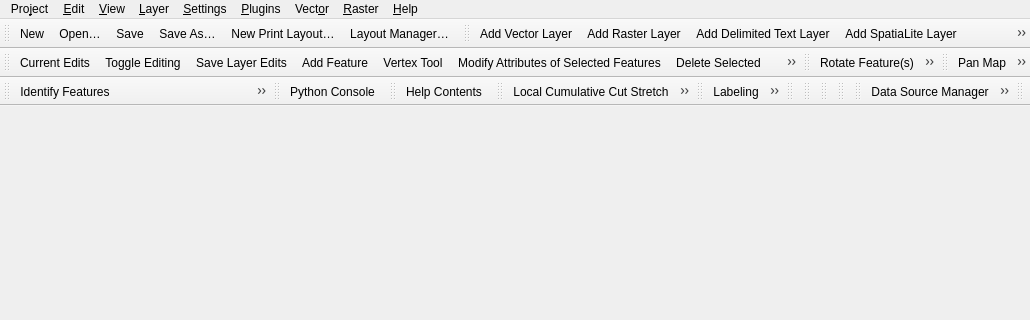
This is src/ui/qgisapp.ui in qgis/QGIS as Qt 5 draws it before an edit; both pictures show x 0 to 1030 and y 0 to 320 of the 1030 by 506 pixel window. The edited form follows.
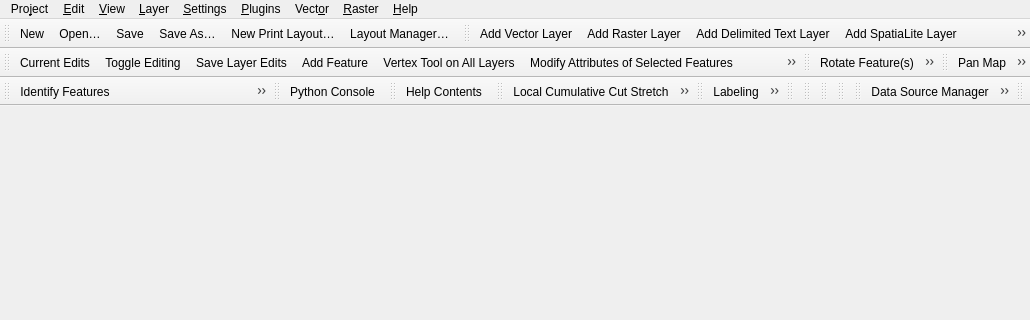
This is the edited form. Icons and pictures are not drawn.

Commit message: Add a dropdown menu for vertex tool and active layer option

```diff
--- a/src/ui/qgisapp.ui
+++ b/src/ui/qgisapp.ui
@@ -1017,7 +1017,10 @@
      <normaloff>:/images/themes/default/mActionVertexTool.svg</normaloff>:/images/themes/default/mActionVertexTool.svg</iconset>
    </property>
    <property name="text">
-    <string>Vertex Tool</string>
+    <string>&amp;Vertex Tool on All Layers</string>
+   </property>
+   <property name="toolTip">
+    <string>Vertex Tool on All Layers</string>
    </property>
   </action>
   <action name="mActionRotatePointSymbols">
```
Left out of the diff: 15 changed lines with no effect on the pictures. The commit also changes 7 other files.
